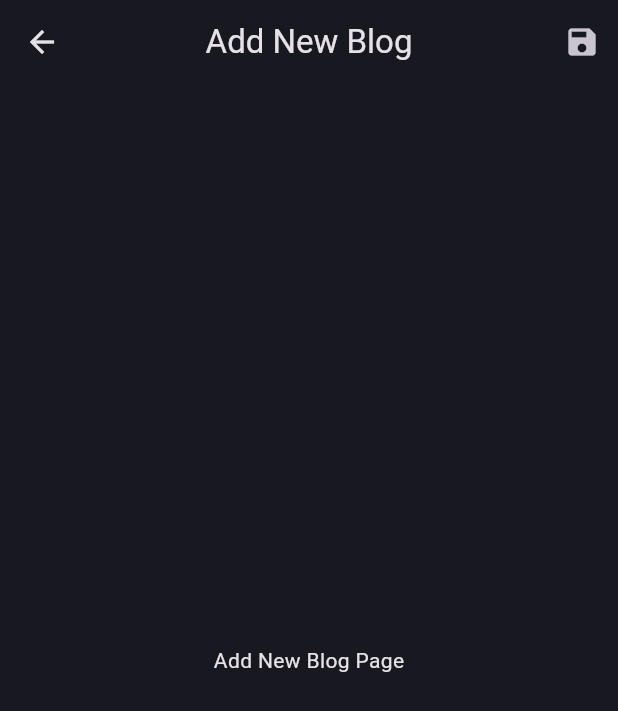
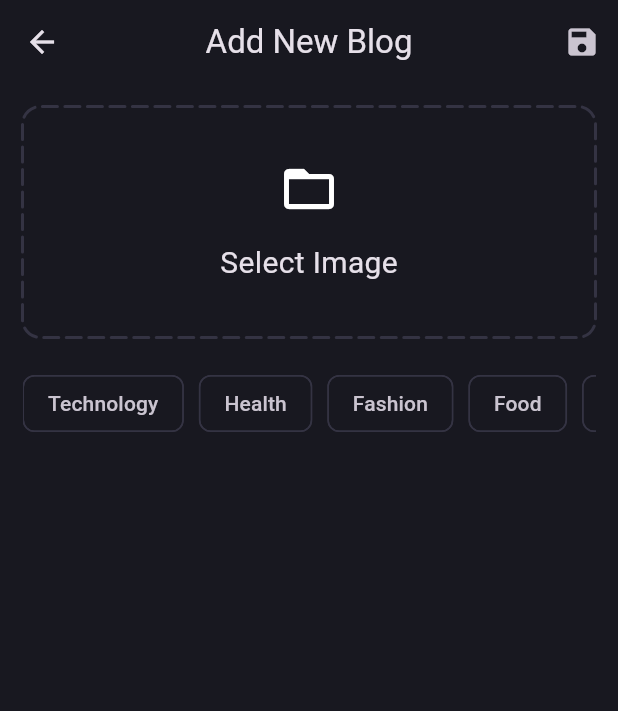
Before and after one commit to Aziz-Ru/blog_app, a Flutter app: the AddNewBlog screen opened directly, on a phone screen of 412 x 824 dp. Shown: the top 711 px of the screen. Run offline on Flutter 3.47's test engine with Material 3 defaults, Android fonts, the phone set to English and light mode, and no system bars; drawn by our look-alikes of dotted_border; our stand-ins replace bloc, flutter_bloc, fpdart, get_it, image_picker, internet_connection_checker_plus and 1 more; accounts and stored records are empty.

Commit message:
workiing onadd blog

```diff
--- a/lib/features/blog/presentation/pages/add_new_page.dart
+++ b/lib/features/blog/presentation/pages/add_new_page.dart
@@ -1,3 +1,5 @@
+import 'package:blog_app/core/theme/app_pallete.dart';
+import 'package:dotted_border/dotted_border.dart';
 import 'package:flutter/material.dart';
 
 class AddNewBlog extends StatefulWidget {
@@ -8,6 +10,22 @@ class AddNewBlog extends StatefulWidget {
 }
 
 class _AddNewBlogState extends State<AddNewBlog> {
+  final catagories = [
+    'Technology',
+    'Health',
+    'Fashion',
+    'Food',
+    'Travel',
+    'Sports',
+    'Entertainment',
+    'Education',
+    'Business',
+    'Science',
+    'Politics',
+    'Lifestyle',
+    'Others'
+  ];
+
   @override
   Widget build(BuildContext context) {
     return Scaffold(
@@ -21,9 +39,61 @@ class _AddNewBlogState extends State<AddNewBlog> {
           )
         ],
       ),
-      body: const Center(
-        child: Text('Add New Blog Page'),
+      body: Padding(
+        padding: const EdgeInsets.all(15.0),
+        child: Column(
+          children: [
+            DottedBorder(
+                color: AppPallete.borderColor,
+                dashPattern: const [10, 5],
+                radius: const Radius.circular(12),
+                borderType: BorderType.RRect,
+                strokeWidth: 2,
+                strokeCap: StrokeCap.round,
+                child: Container(
+                  height: 150,
+                  width: double.infinity,
+                  child: const Column(
+                    mainAxisAlignment: MainAxisAlignment.center,
+                    children: [
+                      Icon(
+                        Icons.folder_open,
+                        size: 40.0,
+                      ),
+                      SizedBox(
+                        height: 15,
+                      ),
+                      Text(
+                        'Select Image',
+                        style: TextStyle(fontSize: 20),
+                      )
+                    ],
+                  ),
+                )),
+            const SizedBox(
+              height: 20,
+            ),
+            SingleChildScrollView(
+              scrollDirection: Axis.horizontal,
+              child: Row(
+                children: _buildCatagories(),
+              ),
+            )
+          ],
+        ),
       ),
     );
   }
+
+  List<Widget> _buildCatagories() {
+    return catagories
+        .map((e) => Padding(
+              padding: const EdgeInsets.only(right: 10),
+              child: Chip(
+                label: Text(e),
+                side: const BorderSide(color: AppPallete.borderColor),
+              ),
+            ))
+        .toList();
+  }
 }
--- /dev/null
+++ b/lib/features/blog/presentation/widgets/catagory_item.dart
@@ -0,0 +1,11 @@
+import 'package:flutter/material.dart';
+
+class CatagoriesItem extends StatelessWidget {
+  final String label;
+  const CatagoriesItem({super.key, required this.label});
+
+  @override
+  Widget build(BuildContext context) {
+    return Chip(label:  Text(label));
+  }
+}
--- a/pubspec.yaml
+++ b/pubspec.yaml
@@ -43,6 +43,7 @@ dependencies:
   supabase_flutter: ^2.8.0
   flutter_bloc: ^8.1.6
   internet_connection_checker_plus: ^2.5.2
+  dotted_border: ^2.1.0
 
 dev_dependencies:
   flutter_test:
```
Also changed, not shown: pubspec.lock.
